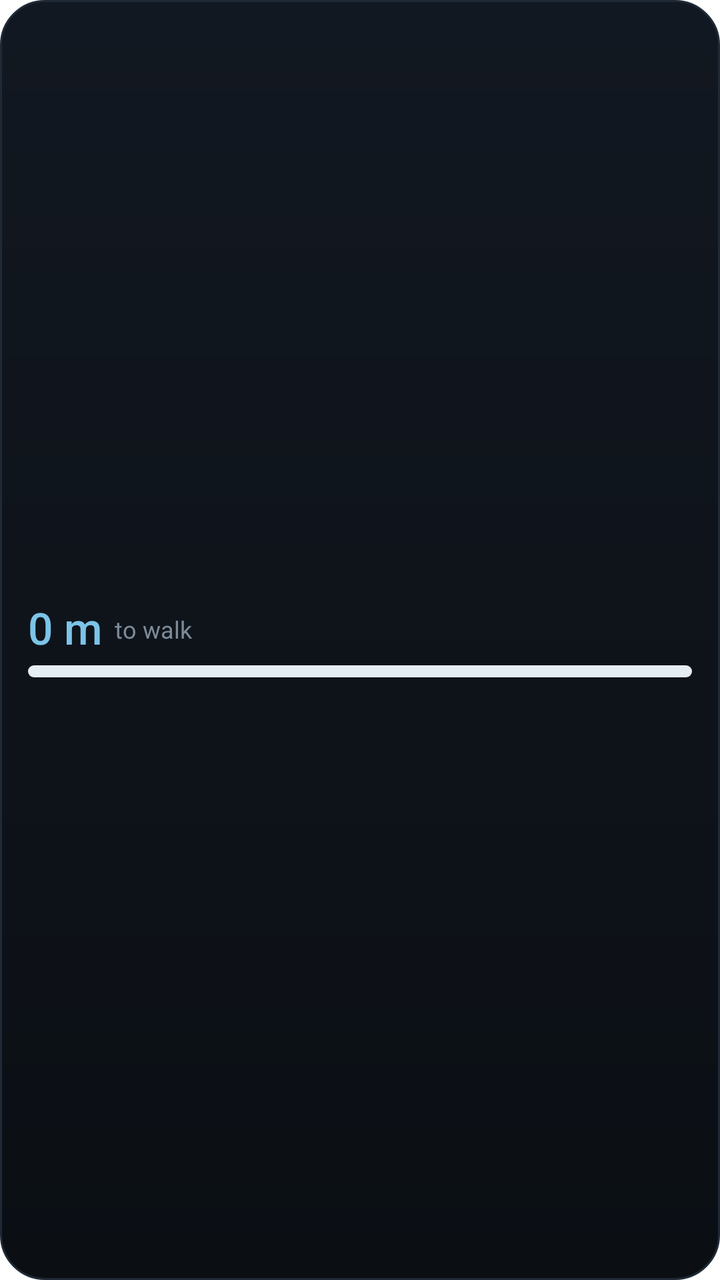
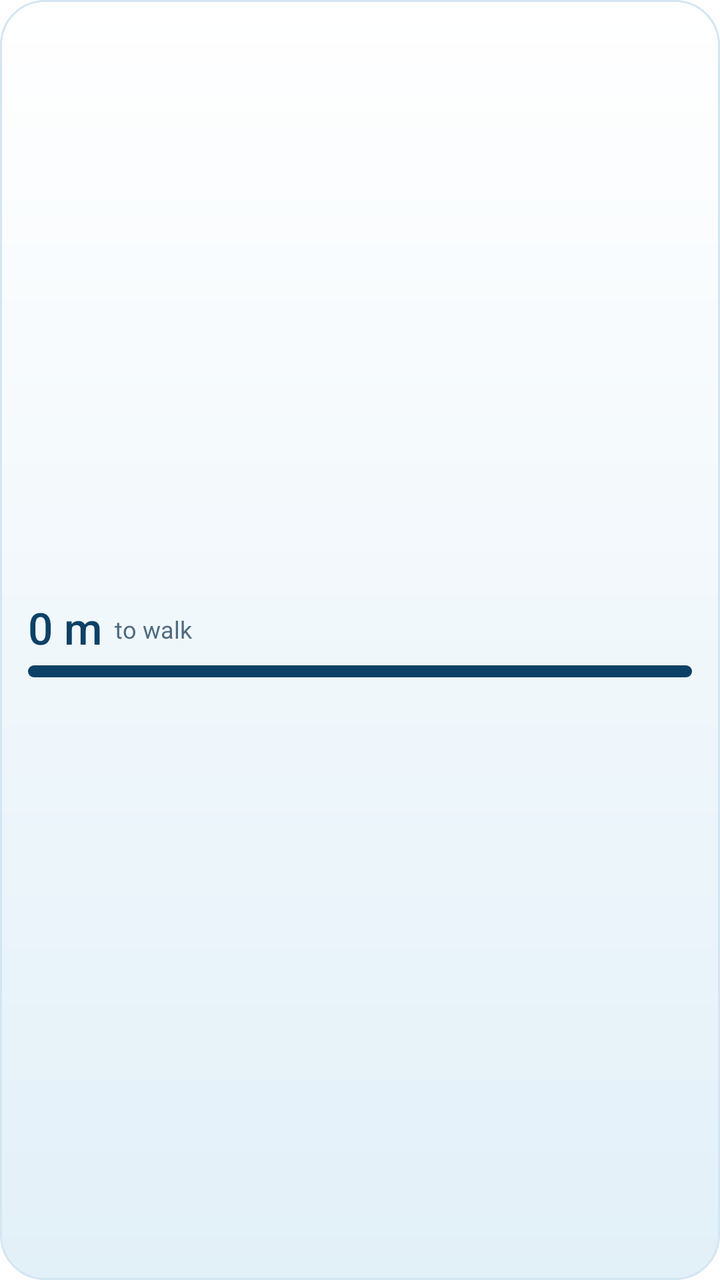

Two renders of the same Android screen: before a commit and after it. Below are the layout's source before the change and the commit's diff.
<!-- AndroidManifest.xml: fallback theme Theme.MaterialComponents.DayNight.NoActionBar -->
<!-- res/layout/widget_small.xml -->
<?xml version="1.0" encoding="utf-8"?>
<LinearLayout xmlns:android="http://schemas.android.com/apk/res/android"
    android:id="@+id/w_root"
    android:layout_width="match_parent"
    android:layout_height="match_parent"
    android:background="@drawable/widget_bg"
    android:gravity="center_vertical"
    android:orientation="vertical"
    android:paddingStart="14dp"
    android:paddingEnd="14dp"
    android:paddingTop="6dp"
    android:paddingBottom="8dp">
    <LinearLayout
        android:layout_width="match_parent"
        android:layout_height="wrap_content"
        android:gravity="bottom"
        android:orientation="horizontal">
        <TextView
            android:id="@+id/w_debt"
            android:layout_width="wrap_content"
            android:layout_height="wrap_content"
            android:fontFamily="sans-serif-medium"
            android:maxLines="1"
            android:text="0 m"
            android:textColor="#FF7CC4E8"
            android:textSize="22sp" />
        <TextView
            android:id="@+id/w_caption"
            android:layout_width="wrap_content"
            android:layout_height="wrap_content"
            android:layout_marginStart="6dp"
            android:layout_marginBottom="3dp"
            android:maxLines="1"
            android:text="to walk"
            android:textColor="#FF7D8B99"
            android:textSize="12sp" />
    </LinearLayout>
    <ProgressBar
        android:id="@+id/w_progress"
        style="@android:style/Widget.ProgressBar.Horizontal"
        android:layout_width="match_parent"
        android:layout_height="6dp"
        android:layout_marginTop="4dp"
        android:max="100"
        android:progress="100"
        android:progressDrawable="@drawable/widget_progress" />
    
    <TextView android:id="@+id/w_scrolled" android:layout_width="0dp" android:layout_height="0dp" android:visibility="gone" />
    <TextView android:id="@+id/w_landmark" android:layout_width="0dp" android:layout_height="0dp" android:visibility="gone" />
</LinearLayout>
<!-- resources referenced by this layout -->
<resources>
  <!-- drawable widget_bg (drawable) -->
  <?xml version="1.0" encoding="utf-8"?>
  <shape xmlns:android="http://schemas.android.com/apk/res/android" android:shape="rectangle">
      <gradient android:angle="270" android:startColor="#FF121821" android:endColor="#FF0B0F14" />
      <corners android:radius="22dp" />
      <stroke android:width="1dp" android:color="#FF1F2A36" />
  </shape>
  <!-- drawable widget_progress (drawable) -->
  <?xml version="1.0" encoding="utf-8"?>
  <layer-list xmlns:android="http://schemas.android.com/apk/res/android">
      <item android:id="@android:id/background">
          <shape><corners android:radius="3dp" /><solid android:color="#FF1F2A36" /></shape>
      </item>
      <item android:id="@android:id/progress">
          <clip><shape><corners android:radius="3dp" /><solid android:color="#FFE6EDF3" /></shape></clip>
      </item>
  </layer-list>
</resources>

<!-- the commit's change to res/layout/widget_small.xml (unified diff, before → after) -->
@@ -22,7 +22,7 @@
             android:fontFamily="sans-serif-medium"
             android:maxLines="1"
             android:text="0 m"
-            android:textColor="#FF7CC4E8"
+            android:textColor="@color/widget_debt"
             android:textSize="22sp" />
         <TextView
             android:id="@+id/w_caption"
@@ -32,7 +32,7 @@
             android:layout_marginBottom="3dp"
             android:maxLines="1"
             android:text="to walk"
-            android:textColor="#FF7D8B99"
+            android:textColor="@color/widget_caption"
             android:textSize="12sp" />
     </LinearLayout>
     <ProgressBar
<!-- resource entries referenced after the edit -->
@@ -1,21 +1,28 @@
 <!-- resources referenced by this layout -->
 <resources>
+  <color name="widget_caption">#FF4F6B80</color>
+  <color name="widget_debt">#FF0E4166</color>
   <!-- drawable widget_bg (drawable) -->
   <?xml version="1.0" encoding="utf-8"?>
   <shape xmlns:android="http://schemas.android.com/apk/res/android" android:shape="rectangle">
-      <gradient android:angle="270" android:startColor="#FF121821" android:endColor="#FF0B0F14" />
+      <gradient android:angle="270" android:startColor="@color/widget_bg_top" android:endColor="@color/widget_bg_bottom" />
       <corners android:radius="22dp" />
-      <stroke android:width="1dp" android:color="#FF1F2A36" />
+      <stroke android:width="1dp" android:color="@color/widget_stroke" />
   </shape>
   <!-- drawable widget_progress (drawable) -->
   <?xml version="1.0" encoding="utf-8"?>
   <layer-list xmlns:android="http://schemas.android.com/apk/res/android">
       <item android:id="@android:id/background">
-          <shape><corners android:radius="3dp" /><solid android:color="#FF1F2A36" /></shape>
+          <shape><corners android:radius="3dp" /><solid android:color="@color/widget_track" /></shape>
       </item>
       <item android:id="@android:id/progress">
-          <clip><shape><corners android:radius="3dp" /><solid android:color="#FFE6EDF3" /></shape></clip>
+          <clip><shape><corners android:radius="3dp" /><solid android:color="@color/widget_fill" /></shape></clip>
       </item>
   </layer-list>
+  <color name="widget_bg_top">#FFFFFFFF</color>
+  <color name="widget_bg_bottom">#FFE2F0F8</color>
+  <color name="widget_stroke">#FFD3E6F1</color>
+  <color name="widget_track">#FFD3E6F1</color>
+  <color name="widget_fill">#FF0E4166</color>
 </resources>
 
